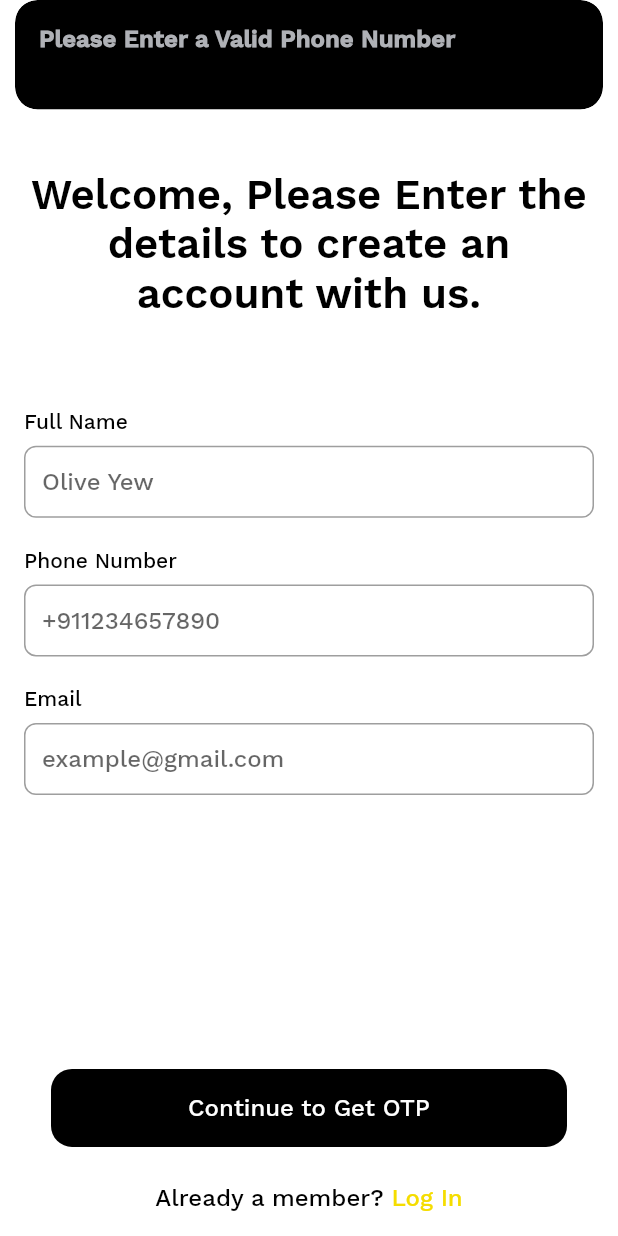
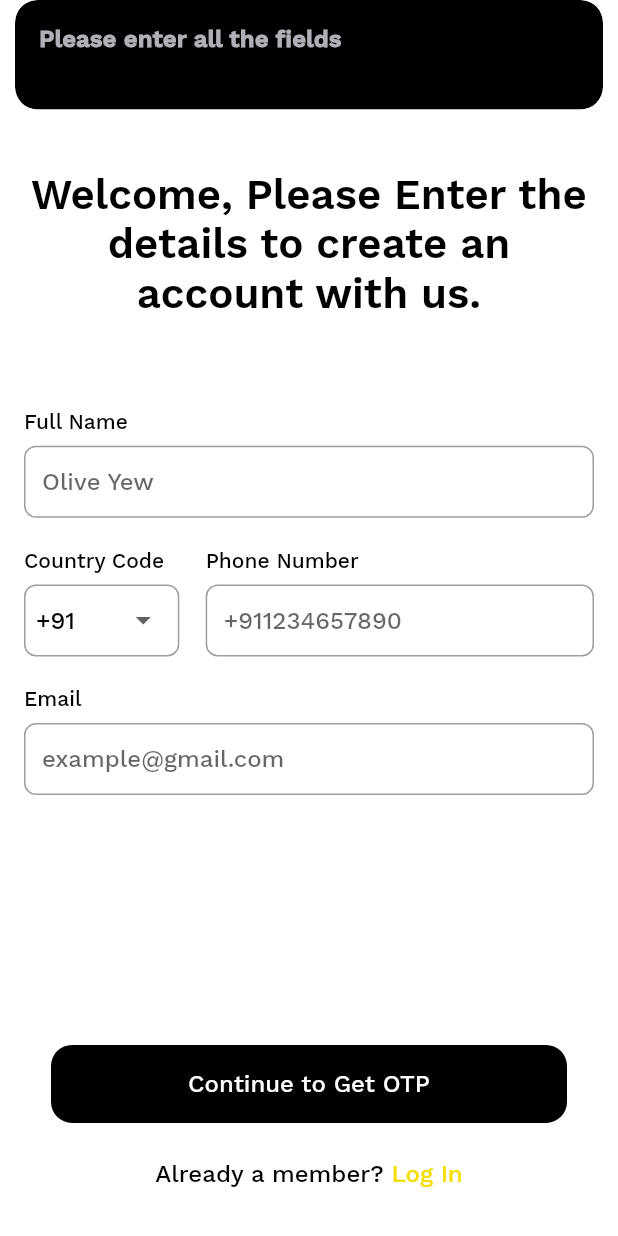
Before and after one commit to AkashDeepPatel/bakery_app, a Flutter app: the CreateAccountScreen screen opened by its route, after a tap on "Continue to Get OTP", on a phone screen of 412 x 824 dp. Run offline on Flutter 3.47's test engine with Material 2 defaults, Android fonts, the phone set to English and light mode, and no system bars; our stand-ins replace carousel_slider, cloud_firestore, csv, device_preview, dio, firebase_auth and 8 more; missing offline and left inert: flutterfire_ui; accounts and stored records are empty.

Commit message:
improved screens till otp verification screen

```diff
--- a/lib/authentication/controllers/authentication_controller.dart
+++ b/lib/authentication/controllers/authentication_controller.dart
@@ -5,7 +5,7 @@ import 'package:flutter/material.dart';
 import 'package:get/get.dart';
 import 'package:get_storage/get_storage.dart';
 import '../../common/styles/app_themes.dart';
-import '../../common/widgets/app_dialog.dart';
+import '../countdown_base.dart';
 import '../screens/auth_gate.dart';
 import '../screens/otp_verification_screen.dart';
 
@@ -19,15 +19,27 @@ class AuthenticationController extends BaseController {
 
   final RxString _verificationId = "".obs;
 
+  final selectedCountryCode = "+91".obs;
+  RxList<String> countryCodeList = ["+91", "+1", "+61"].obs;
+
+  void setSelectedCountryCode(String value) {
+    selectedCountryCode.value = value;
+    debugPrint(selectedCountryCode.value);
+  }
+
   updateVerificationId(String id) {
     _verificationId.value = id;
   }
 
-  firebasePhoneSignIn() {
+  firebasePhoneSignIn({bool login = true}) {
     // change(null, status: RxStatus.loadingMore());
-    String phoneNumber = phoneNumberCtr.text;
+    String phoneNumber = selectedCountryCode + phoneNumberCtr.text;
 
-   if(phoneNumber.isNotEmpty && phoneNumber.length>12){
+    if(!login){
+      if (nameCtr.value.text.isNotEmpty &&
+          phoneNumberCtr.value.text.isNotEmpty &&
+          emailCtr.value.text.isNotEmpty) {
+        if (phoneNumber.isNotEmpty && phoneNumber.length > 9) {
           void verificationCompleted(AuthCredential phoneAuthCredential) {
             debugPrint(phoneAuthCredential.toString());
           }
@@ -57,21 +69,73 @@ class AuthenticationController extends BaseController {
             codeSent: codeSent,
             codeAutoRetrievalTimeout: codeAutoRetrievalTimeout,
           );
-     Get.dialog(AppDialog(
-       message:
-       "You will a receive OTP on your given phone number.",
-       buttonTitle: "Okay",
-       onButtonTap: () {
-         Get.back();
           Get.toNamed(OTPVerificationScreen.routeName);
-       },
-     )
-     );
-   }
-   else{
+          // Get.dialog(AppDialog(
+          //   message:
+          //   "You will a receive OTP on your given phone number.",
+          //   buttonTitle: "Okay",
+          //   onButtonTap: () {
+          //     Get.back();
+          //     Get.toNamed(OTPVerificationScreen.routeName);
+          //   },
+          // )
+          // );
+        } else {
           Get.snackbar("Please Enter a Valid Phone Number", "",
               backgroundColor: AppThemes.black);
+        }
+      } else {
+        Get.snackbar("Please enter all the fields", "",
+            backgroundColor: AppThemes.black);
+      }
+    }else{
+      {
+        if (phoneNumber.isNotEmpty && phoneNumber.length > 9) {
+          void verificationCompleted(AuthCredential phoneAuthCredential) {
+            debugPrint(phoneAuthCredential.toString());
+          }
 
+          void verificationFailed(FirebaseAuthException error) {
+            change(null, status: RxStatus.success());
+            // SnackBarMessageWidget.show(error.message.toString());
+          }
+
+          void codeSent(String verificationId, int? code) {
+            updateVerificationId(verificationId);
+            change(null, status: RxStatus.success());
+            Get.toNamed(OTPVerificationScreen.routeName);
+          }
+
+          void codeAutoRetrievalTimeout(String verificationId) {
+            updateVerificationId(verificationId);
+            change(null, status: RxStatus.success());
+          }
+
+          FirebaseAuth auth = FirebaseAuth.instance;
+          auth.verifyPhoneNumber(
+            phoneNumber: phoneNumber,
+            timeout: const Duration(milliseconds: 10000),
+            verificationCompleted: verificationCompleted,
+            verificationFailed: verificationFailed,
+            codeSent: codeSent,
+            codeAutoRetrievalTimeout: codeAutoRetrievalTimeout,
+          );
+          Get.toNamed(OTPVerificationScreen.routeName);
+          // Get.dialog(AppDialog(
+          //   message:
+          //   "You will a receive OTP on your given phone number.",
+          //   buttonTitle: "Okay",
+          //   onButtonTap: () {
+          //     Get.back();
+          //     Get.toNamed(OTPVerificationScreen.routeName);
+          //   },
+          // )
+          // );
+        } else {
+          Get.snackbar("Please Enter a Valid Phone Number", "",
+              backgroundColor: AppThemes.black);
+        }
+      }
     }
   }
 
@@ -140,4 +204,36 @@ class AuthenticationController extends BaseController {
     super.onInit();
     change(null, status: RxStatus.success());
   }
+
+  RxString otpWaitTimeLabel = "00:00".obs;
+  CountDown? otpTimer;
+  RxBool isShowTimer = true.obs;
+
+  void startTimer() {
+    otpTimer = CountDown(const Duration(minutes: 1));
+    var sub = otpTimer!.stream.listen(null);
+    sub.onData((Duration d) {
+      int sec = d.inSeconds % 60;
+      otpWaitTimeLabel(
+          "${d.inMinutes.toString().padLeft(2, '0')}:${sec.toString().padLeft(2, '0')}");
+    });
+
+    sub.onDone(() {
+      isShowTimer(false);
+      sub.cancel();
+    });
   }
+
+  void closeTimer() {
+    if (otpTimer != null) {
+      otpTimer!.onCancel();
+    }
+  }
+
+  @override
+  void dispose() {
+    super.dispose();
+    closeTimer();
+    otpCtr.dispose();
+  }
+}
--- a/lib/authentication/screens/create_account_scren.dart
+++ b/lib/authentication/screens/create_account_scren.dart
@@ -6,10 +6,8 @@ import 'package:flutter/material.dart';
 import 'package:get/get.dart';
 import '../../common/styles/app_themes.dart';
 import '../../common/utils/arch_utils/widgets/spacing_widgets.dart';
-import '../../common/widgets/app_dialog.dart';
 import '../../common/widgets/app_text_button.dart';
 import '../../common/widgets/app_text_field.dart';
-import 'otp_verification_screen.dart';
 
 class CreateAccountScreen extends StatelessWidget {
   CreateAccountScreen({Key? key}) : super(key: key);
@@ -25,7 +23,7 @@ class CreateAccountScreen extends StatelessWidget {
           AppTextButton(
             text: "Continue to Get OTP",
             onTap: () {
-              _authenticationController.firebasePhoneSignIn();
+              _authenticationController.firebasePhoneSignIn(login: false);
 
             },
           ),
@@ -69,11 +67,41 @@ class CreateAccountScreen extends StatelessWidget {
                   controller: _authenticationController.nameCtr,
                 ),
                 const VSpace(20),
-                AppTextField(
-                  title: "Phone Number",
-                  hintText: "+911234657890",
-                  controller: _authenticationController.phoneNumberCtr,
-                  textInputType: TextInputType.phone,
+                Row(
+                  children: [
+                    Expanded(
+                      flex: 2,
+                      child: Column(
+                        crossAxisAlignment: CrossAxisAlignment.start,
+                        children: [
+                        Text("Country Code", style: Theme.of(context).textTheme.labelMedium),
+                          VSpace(8),
+DropdownButtonFormField<String>(
+                            items: _authenticationController.countryCodeList
+                                .map(
+                                    (e) => DropdownMenuItem<String>(value: e, child: Text(e)))
+                                .toList(),
+                            value: _authenticationController.selectedCountryCode.value,
+                            onChanged: (w) {_authenticationController.setSelectedCountryCode(w!);
+                            },
+  decoration: InputDecoration(
+    contentPadding: EdgeInsets.symmetric(horizontal: 8)
+  ),
+                          ),
+                        ],
+                      ),
+                    ),
+                    HSpace(16),
+                    Expanded(
+                      flex: 5,
+                      child: AppTextField(
+                        title: "Phone Number",
+                        hintText: "+911234657890",
+                        controller: _authenticationController.phoneNumberCtr,
+                        textInputType: TextInputType.phone,
+                      ),
+                    ),
+                  ],
                 ),
                 const VSpace(20),
                 AppTextField(
--- a/lib/common/screens/common_base_class.dart
+++ b/lib/common/screens/common_base_class.dart
@@ -19,7 +19,7 @@ class CommonBaseClass extends StatelessWidget {
       this.isProfileScreen,
       this.showlocation,
       this.bottomWidgetHPadding = 0.0,
-      this.bottomWidgetBottomPadding = 16.0,
+      this.bottomWidgetBottomPadding = 32.0,
       this.bottomWidgetTopPadding = 0.0,
       this.showActionButtons = true,
 
--- a/lib/common/styles/app_themes.dart
+++ b/lib/common/styles/app_themes.dart
@@ -122,6 +122,11 @@ class AppThemes {
     scaffoldBackgroundColor: _lightBackgroundColor,
     primaryColor: _lightPrimaryColor,
     backgroundColor: _lightBackgroundSecondaryColor,
+    dropdownMenuTheme: DropdownMenuThemeData(
+      menuStyle: MenuStyle(
+        padding: MaterialStatePropertyAll(EdgeInsets.zero),
+      )
+    ),
     floatingActionButtonTheme: const FloatingActionButtonThemeData(
       backgroundColor: black,
     ),
--- a/pubspec.yaml
+++ b/pubspec.yaml
@@ -33,6 +33,10 @@ dependencies:
   firebase_core_platform_interface: 4.5.1
   csv: 5.0.1
   flutter_sheet_localization:
+  pin_input_text_field: ^4.5.0
+  otp_autofill: ^2.1.0
+
+
 
 
 dev_dependencies:
```
Also changed, not shown: lib/authentication/countdown_base.dart (added, +89 -0 lines), lib/authentication/screens/login_screen.dart (+16 -4 lines), lib/authentication/screens/otp_verification_screen.dart (+38 -24 lines), pubspec.lock. Lines whose indentation alone changed are shown as unchanged.
